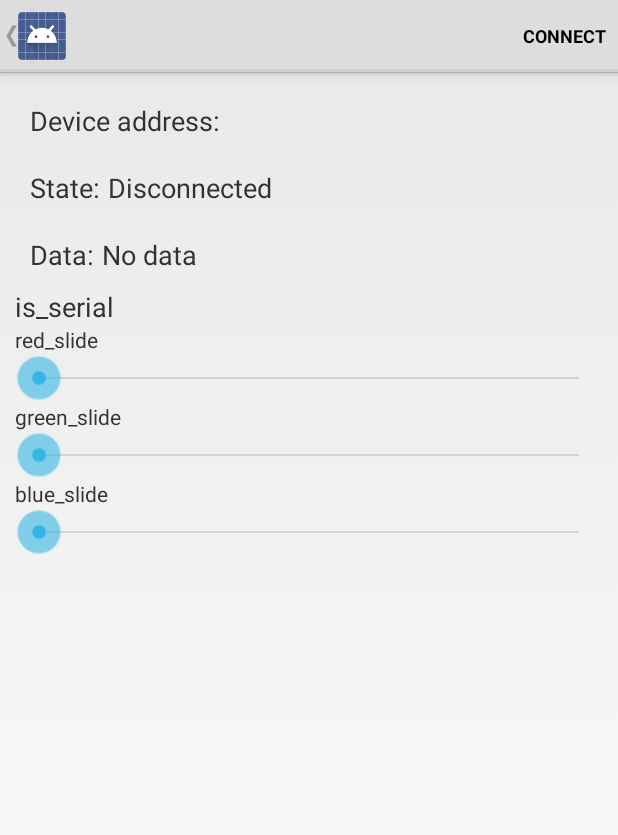
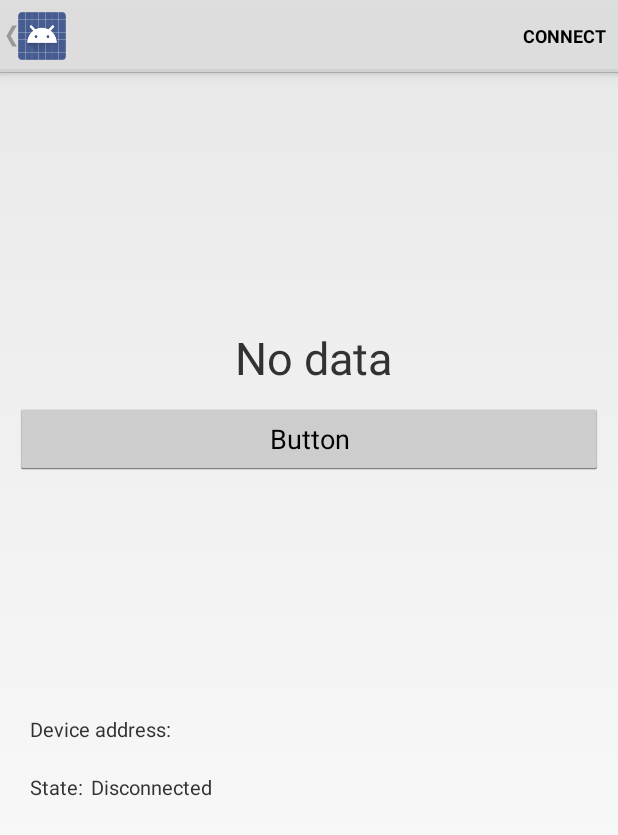
Before and after one commit to GabrielValeRios/Projeto-CompEmbarcada, an Android app: the DeviceControlActivity screen opened directly, with no data from a screen before it, on a phone screen of 412 x 824 dp. Shown: the top 835 px of the screen. Run offline under Robolectric (Android 15) with nearby library versions, the light colour scheme and no system bars; 3 statements that could not run were skipped.

Commit message:
Aplicaativo le dados do acelerometro

```diff
--- a/REPS - App/REPS/app/src/main/java/com/example/android/reps/DeviceControlActivity.java
+++ b/REPS - App/REPS/app/src/main/java/com/example/android/reps/DeviceControlActivity.java
@@ -13,6 +13,7 @@ import android.os.IBinder;
 import android.util.Log;
 import android.view.Menu;
 import android.view.MenuItem;
+import android.view.View;
 import android.widget.TextView;
 
 import java.util.ArrayList;
@@ -121,13 +122,13 @@ public class DeviceControlActivity extends Activity {
         isSerial = (TextView) findViewById(R.id.isSerial);
 
         mDataField = (TextView) findViewById(R.id.data_value);
-        mRed = (SeekBar) findViewById(R.id.seekRed);
-        mGreen = (SeekBar) findViewById(R.id.seekGreen);
-        mBlue = (SeekBar) findViewById(R.id.seekBlue);
-
-        readSeek(mRed,0);
-        readSeek(mGreen,1);
-        readSeek(mBlue,2);
+//        mRed = (SeekBar) findViewById(R.id.seekRed);
+//        mGreen = (SeekBar) findViewById(R.id.seekGreen);
+//        mBlue = (SeekBar) findViewById(R.id.seekBlue);
+//
+//        readSeek(mRed,0);
+//        readSeek(mGreen,1);
+//        readSeek(mBlue,2);
 
         getActionBar().setTitle(mDeviceName);
         getActionBar().setDisplayHomeAsUpEnabled(true);
@@ -196,6 +197,10 @@ public class DeviceControlActivity extends Activity {
         });
     }
 
+    public void buttonOnClick(View view){
+        makeChange();
+    }
+
     private void displayData(String data) {
 
         if (data != null) {
@@ -222,7 +227,7 @@ public class DeviceControlActivity extends Activity {
                     LIST_NAME, SampleGattAttributes.lookup(uuid, unknownServiceString));
 
             // If the service exists for HM 10 Serial, say so.
-            if(SampleGattAttributes.lookup(uuid, unknownServiceString) == "HM 10 Serial") { isSerial.setText("Yes, serial :-)"); } else {  isSerial.setText("No, serial :-("); }
+            //if(SampleGattAttributes.lookup(uuid, unknownServiceString) == "HM 10 Serial") { isSerial.setText("Yes, serial :-)"); } else {  isSerial.setText("No, serial :-("); }
             currentServiceData.put(LIST_UUID, uuid);
             gattServiceData.add(currentServiceData);
 
@@ -242,34 +247,34 @@ public class DeviceControlActivity extends Activity {
         return intentFilter;
     }
 
-    private void readSeek(SeekBar seekBar,final int pos) {
-        seekBar.setOnSeekBarChangeListener(new SeekBar.OnSeekBarChangeListener(){
-            @Override
-            public void onProgressChanged(SeekBar seekBar, int progress,
-                                          boolean fromUser) {
-                RGBFrame[pos]=progress;
-            }
-
-            @Override
-            public void onStartTrackingTouch(SeekBar seekBar) {
-                // TODO Auto-generated method stub
-            }
-
-            @Override
-            public void onStopTrackingTouch(SeekBar seekBar) {
-                // TODO Auto-generated method stub
-                makeChange();
-            }
-        });
-    }
+//    private void readSeek(SeekBar seekBar,final int pos) {
+//        seekBar.setOnSeekBarChangeListener(new SeekBar.OnSeekBarChangeListener(){
+//            @Override
+//            public void onProgressChanged(SeekBar seekBar, int progress,
+//                                          boolean fromUser) {
+//                RGBFrame[pos]=progress;
+//            }
+//
+//            @Override
+//            public void onStartTrackingTouch(SeekBar seekBar) {
+//                // TODO Auto-generated method stub
+//            }
+//
+//            @Override
+//            public void onStopTrackingTouch(SeekBar seekBar) {
+//                // TODO Auto-generated method stub
+//                makeChange();
+//            }
+//        });
+//    }
     // on change of bars write char
     private void makeChange() {
-        String str = RGBFrame[0] + "," + RGBFrame[1] + "," + RGBFrame[2] + "\n";
-        Log.d(TAG, "Sending result=" + str);
-        final byte[] tx = str.getBytes();
+//        String str = RGBFrame[0] + "," + RGBFrame[1] + "," + RGBFrame[2] + "\n";
+//        Log.d(TAG, "Sending result=" + str);
+//        final byte[] tx = str.getBytes();
         if(mConnected) {
-            characteristicTX.setValue(tx);
-            mBluetoothLeService.writeCharacteristic(characteristicTX);
+//            characteristicTX.setValue(tx);
+//            mBluetoothLeService.writeCharacteristic(characteristicTX);
             mBluetoothLeService.setCharacteristicNotification(characteristicRX,true);
         }
     }
--- a/REPS - App/REPS/app/src/main/res/layout/gatt_services_characteristics.xml
+++ b/REPS - App/REPS/app/src/main/res/layout/gatt_services_characteristics.xml
@@ -15,6 +15,49 @@
     android:layout_width="match_parent"
     android:layout_height="wrap_content"
     android:layout_margin="10dp">
+
+    <LinearLayout
+        android:layout_width="match_parent"
+        android:layout_height="150sp">
+
+    </LinearLayout>
+
+
+
+    <LinearLayout android:orientation="horizontal"
+        android:layout_width="match_parent"
+        android:layout_height="wrap_content"
+        android:layout_margin="10dp">
+        <TextView android:layout_width="wrap_content"
+            android:layout_height="wrap_content"
+            android:id="@+id/label_data"
+            android:textSize="18sp"/>
+        <!--android:text="@string/label_data"-->
+
+        <Space android:layout_width="5dp"
+            android:layout_height="wrap_content"/>
+
+        <TextView
+            android:id="@+id/data_value"
+            android:layout_width="match_parent"
+            android:layout_height="wrap_content"
+            android:text="@string/no_data"
+            android:gravity="center"
+            android:textSize="30sp" />
+
+    </LinearLayout>
+    <Button
+        android:id="@+id/button_read"
+        android:layout_width="match_parent"
+        android:layout_height="wrap_content"
+        android:onClick="buttonOnClick"
+        android:text="Button" />
+
+    <LinearLayout
+        android:layout_width="match_parent"
+        android:layout_height="150sp">
+
+    </LinearLayout>
     <LinearLayout android:orientation="horizontal"
         android:layout_width="match_parent"
         android:layout_height="wrap_content"
@@ -22,13 +65,16 @@
         <TextView android:layout_width="wrap_content"
             android:layout_height="wrap_content"
             android:text="@string/label_device_address"
-            android:textSize="18sp"/>
+            android:textSize="13sp"/>
         <Space android:layout_width="5dp"
             android:layout_height="wrap_content"/>
         <TextView android:id="@+id/device_address"
             android:layout_width="match_parent"
             android:layout_height="wrap_content"
-            android:textSize="18sp"/>
+            android:textSize="13sp"/>
+
+
+
     </LinearLayout>
     <LinearLayout android:orientation="horizontal"
         android:layout_width="match_parent"
@@ -37,78 +83,62 @@
         <TextView android:layout_width="wrap_content"
             android:layout_height="wrap_content"
             android:text="@string/label_state"
-            android:textSize="18sp"/>
+            android:textSize="13sp"/>
         <Space android:layout_width="5dp"
             android:layout_height="wrap_content"/>
         <TextView android:id="@+id/connection_state"
             android:layout_width="match_parent"
             android:layout_height="wrap_content"
             android:text="@string/disconnected"
-            android:textSize="18sp"/>
+            android:textSize="13sp"/>
     </LinearLayout>
-    <LinearLayout android:orientation="horizontal"
-        android:layout_width="match_parent"
-        android:layout_height="wrap_content"
-        android:layout_margin="10dp">
-        <TextView android:layout_width="wrap_content"
-            android:layout_height="wrap_content"
-            android:text="@string/label_data"
-            android:textSize="18sp"/>
-        <Space android:layout_width="5dp"
-            android:layout_height="wrap_content"/>
 
-        <TextView
-            android:id="@+id/data_value"
-            android:layout_width="match_parent"
-            android:layout_height="wrap_content"
-            android:text="@string/no_data"
-            android:textSize="18sp" />
-
-    </LinearLayout>
     <TextView
         android:id="@+id/isSerial"
         android:layout_width="wrap_content"
-        android:layout_height="wrap_content"
-        android:text="is_serial"
-        android:textSize="18sp"/>
+        android:layout_height="wrap_content"></TextView>
+        <!--android:text="is_serial"-->
+        <!--android:textSize="18sp"/>-->
 
-    <TextView
-        android:id="@+id/textView1"
-        android:text="red_slide"
-        android:layout_width="wrap_content"
-        android:layout_height="wrap_content"
-        android:textAppearance="?android:attr/textAppearanceSmall" />
+    <!--<TextView-->
+        <!--android:id="@+id/textView1"-->
+        <!--android:text="red_slide"-->
+        <!--android:layout_width="wrap_content"-->
+        <!--android:layout_height="wrap_content"-->
+        <!--android:textAppearance="?android:attr/textAppearanceSmall" />-->
 
-    <SeekBar
-        android:id="@+id/seekRed"
-        android:layout_width="match_parent"
-        android:layout_height="wrap_content"
-        android:max="255"
-        />
+    <!--<SeekBar-->
+        <!--android:id="@+id/seekRed"-->
+        <!--android:layout_width="match_parent"-->
+        <!--android:layout_height="wrap_content"-->
+        <!--android:max="255"-->
+        <!--/>-->
 
-    <TextView
-        android:id="@+id/textView2"
-        android:text="green_slide"
-        android:layout_width="wrap_content"
-        android:layout_height="wrap_content"
-        android:textAppearance="?android:attr/textAppearanceSmall" />
+    <!--<TextView-->
+        <!--android:id="@+id/textView2"-->
+        <!--android:text="green_slide"-->
+        <!--android:layout_width="wrap_content"-->
+        <!--android:layout_height="wrap_content"-->
+        <!--android:textAppearance="?android:attr/textAppearanceSmall" />-->
 
-    <SeekBar
-        android:id="@+id/seekGreen"
-        android:layout_width="match_parent"
-        android:layout_height="wrap_content"
-        android:max="255" />
+    <!--<SeekBar-->
+        <!--android:id="@+id/seekGreen"-->
+        <!--android:layout_width="match_parent"-->
+        <!--android:layout_height="wrap_content"-->
+        <!--android:max="255" />-->
 
-    <TextView
-        android:id="@+id/textView3"
-        android:text="blue_slide"
-        android:layout_width="wrap_content"
-        android:layout_height="wrap_content"
-        android:textAppearance="?android:attr/textAppearanceSmall" />
+    <!--<TextView-->
+        <!--android:id="@+id/textView3"-->
+        <!--android:text="blue_slide"-->
+        <!--android:layout_width="wrap_content"-->
+        <!--android:layout_height="wrap_content"-->
+        <!--android:textAppearance="?android:attr/textAppearanceSmall" />-->
 
-    <SeekBar
-        android:id="@+id/seekBlue"
-        android:layout_width="match_parent"
-        android:layout_height="wrap_content"
-        android:max="255" />
+    <!--<SeekBar-->
+        <!--android:id="@+id/seekBlue"-->
+        <!--android:layout_width="match_parent"-->
+        <!--android:layout_height="wrap_content"-->
+        <!--android:max="255" />-->
+
+
 </LinearLayout>
--- a/REPS - App/REPS/app/src/main/res/values/base-strings.xml
+++ b/REPS - App/REPS/app/src/main/res/values/base-strings.xml
@@ -16,7 +16,7 @@
 -->
 
 <resources>
-    <string name="app_name">BluetoothLeGatt</string>
+    <string name="app_name">REPS</string>
     <string name="intro_message">
         <![CDATA[
 
```
